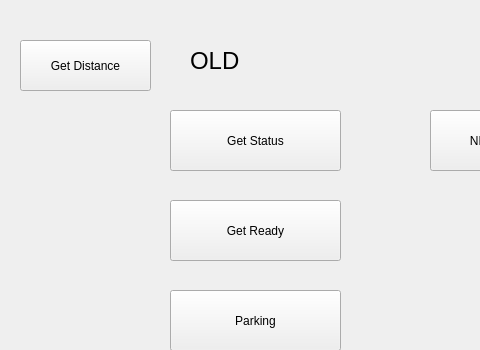
Old version of the form mobman/gui-client/mainwindow.ui in the repository evkuz/qt_linux; both pictures show x 0 to 480 and y 0 to 350 of the 915 by 676 pixel window.
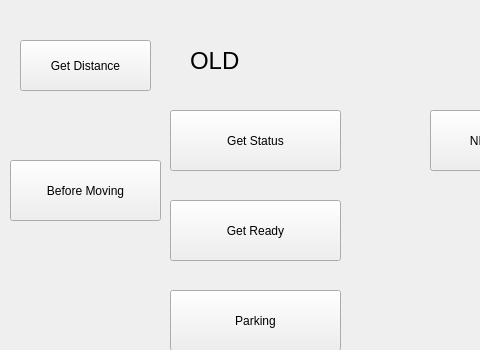
New version of the form.

```diff
--- a/mobman/gui-client/mainwindow.ui
+++ b/mobman/gui-client/mainwindow.ui
@@ -164,6 +164,19 @@
      <string>Parameters</string>
     </property>
    </widget>
+   <widget class="QPushButton" name="BeforeMovingButton">
+    <property name="geometry">
+     <rect>
+      <x>10</x>
+      <y>160</y>
+      <width>151</width>
+      <height>61</height>
+     </rect>
+    </property>
+    <property name="text">
+     <string>Before Moving</string>
+    </property>
+   </widget>
   </widget>
   <widget class="QMenuBar" name="menubar">
    <property name="geometry">
```
